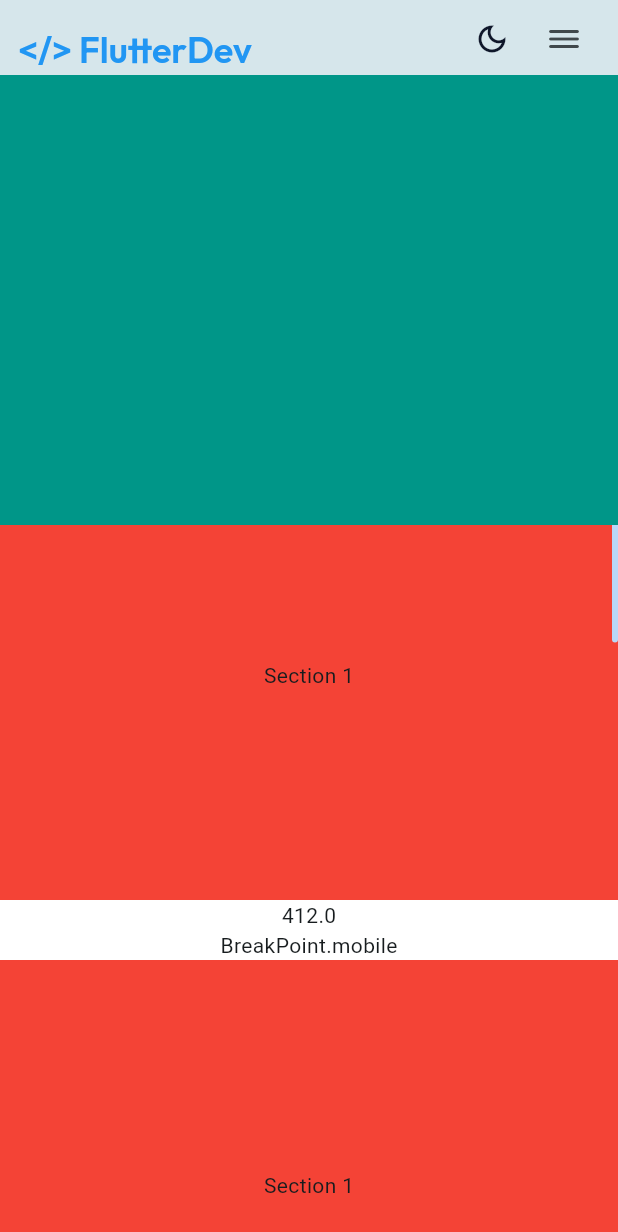
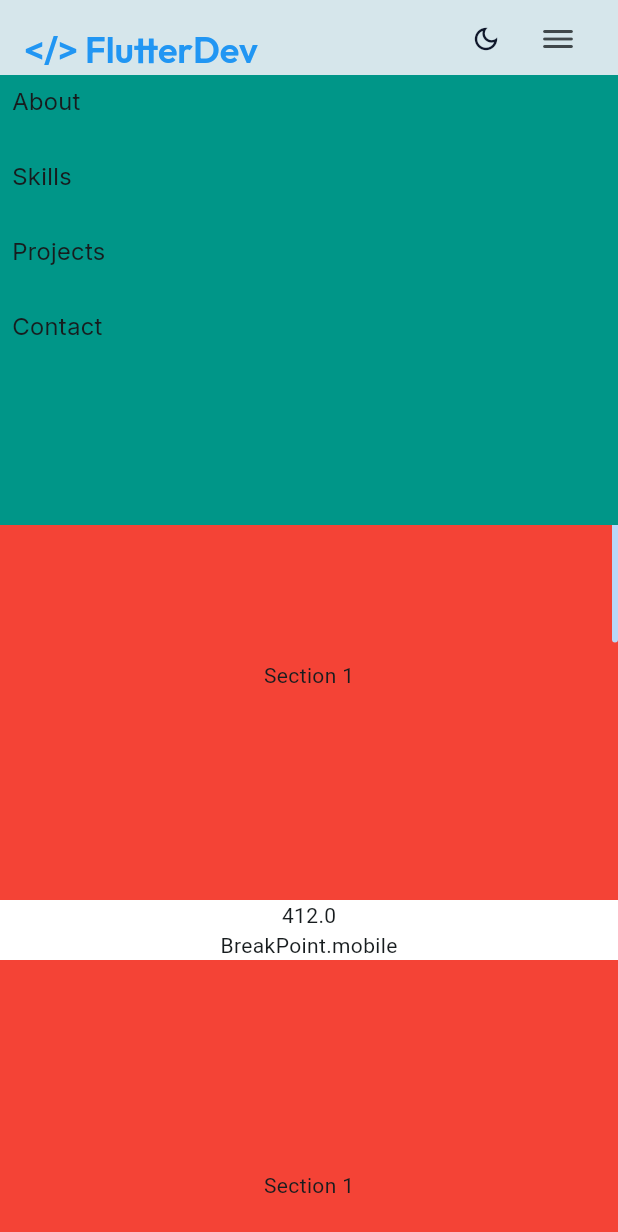
Before and after one commit to NijatNaghiyev/flutter_web_portfolio, a Flutter app: the screen it shows after launch, scrolled down 60 dp, after a tap on the "dehaze" icon, on a phone screen of 412 x 824 dp. Shown: the top 1232 px of the screen. Run offline on Flutter 3.47's test engine with Material 3 defaults, Android fonts, the phone set to English and light mode, and no system bars; our stand-ins replace firebase_core, flutter_bloc, get_it, go_router, hydrated_bloc, injectable and 1 more; accounts and stored records are empty; generated files the repository leaves out were written again.

Commit message:
feat: implement HoveredButtons widget and update MainAppBar for improved navigation

```diff
--- /dev/null
+++ b/lib/features/main/presentation/widgets/howered_buttons.dart
@@ -0,0 +1,50 @@
+import 'package:flutter/material.dart';
+import 'package:flutter/services.dart';
+import 'package:flutter_web_portfolio/core/extensions/context.dart';
+import 'package:flutter_web_portfolio/features/main/presentation/widgets/hovered_section_title.dart';
+
+class HoveredButtons extends StatelessWidget {
+  const HoveredButtons({
+    super.key,
+  });
+
+  @override
+  Widget build(BuildContext context) {
+    return Padding(
+      padding: const EdgeInsets.only(right: 16),
+      child: Flex(
+        crossAxisAlignment: CrossAxisAlignment.start,
+        spacing: 16,
+        direction: context.isDesktopSmallOrDesktop
+            ? Axis.horizontal
+            : Axis.vertical,
+        children: [
+          HoveredSectionTitle(
+            title: 'About',
+            onTap: () {
+              HapticFeedback.lightImpact();
+            },
+          ),
+          HoveredSectionTitle(
+            title: 'Skills',
+            onTap: () {
+              HapticFeedback.lightImpact();
+            },
+          ),
+          HoveredSectionTitle(
+            title: 'Projects',
+            onTap: () {
+              HapticFeedback.lightImpact();
+            },
+          ),
+          HoveredSectionTitle(
+            title: 'Contact',
+            onTap: () {
+              HapticFeedback.lightImpact();
+            },
+          ),
+        ],
+      ),
+    );
+  }
+}
--- a/lib/features/main/presentation/widgets/main_app_bar.dart
+++ b/lib/features/main/presentation/widgets/main_app_bar.dart
@@ -1,6 +1,7 @@
 import 'dart:ui';
 
 import 'package:flutter/material.dart';
+import 'package:flutter/services.dart';
 import 'package:flutter_bloc/flutter_bloc.dart';
 import 'package:flutter_web_portfolio/app/di/injection.dart';
 import 'package:flutter_web_portfolio/core/extensions/context.dart';
@@ -10,7 +11,7 @@ import 'package:flutter_web_portfolio/core/theme/app_textstyle.dart';
 import 'package:flutter_web_portfolio/core/theme/cubit/app_theme_cubit.dart';
 import 'package:flutter_web_portfolio/features/main/presentation/cubits/drawer/drawer_cubit.dart';
 import 'package:flutter_web_portfolio/features/main/presentation/widgets/hire_me_button.dart';
-import 'package:flutter_web_portfolio/features/main/presentation/widgets/hovered_section_title.dart';
+import 'package:flutter_web_portfolio/features/main/presentation/widgets/howered_buttons.dart';
 import 'package:flutter_web_portfolio/features/main/presentation/widgets/main_app_bar_drawer.dart';
 import 'package:web/web.dart' as web;
 
@@ -51,11 +52,6 @@ class _MainAppBarState extends State<MainAppBar> {
               ).withValues(alpha: 0.7),
               elevation: 12,
               flexibleSpace: Column(
-                // mainAxisSize:
-                //     ((context.isTablet || context.isMobile) ||
-                //         (value > 0 || state))
-                //     ? MainAxisSize.max
-                //     : MainAxisSize.min,
                 mainAxisAlignment: .end,
                 children: [
                   ClipRRect(
@@ -65,7 +61,7 @@ class _MainAppBarState extends State<MainAppBar> {
                         expandedTitleScale: 1.1,
                         centerTitle: false,
                         titlePadding: const EdgeInsets.symmetric(
-                          horizontal: 12,
+                          horizontal: 16,
                         ),
                         title: Row(
                           crossAxisAlignment: .end,
@@ -105,6 +101,8 @@ class _MainAppBarState extends State<MainAppBar> {
       return IconButton(
         icon: const Icon(Icons.dehaze_rounded),
         onPressed: () {
+          HapticFeedback.lightImpact();
+
           context.read<DrawerCubit>().toggle();
         },
       );
@@ -116,7 +114,10 @@ class _MainAppBarState extends State<MainAppBar> {
       splashColor: Colors.transparent,
       highlightColor: Colors.transparent,
       hoverColor: Colors.transparent,
-      onTap: () => web.window.location.reload(),
+      onTap: () {
+        HapticFeedback.lightImpact();
+        web.window.location.reload();
+      },
       child: Text(
         _title,
         style: AppTextStyle.projectTitle.copyWith(
@@ -128,18 +129,7 @@ class _MainAppBarState extends State<MainAppBar> {
 
   Widget? _buildSectionTitles(BuildContext context) {
     if (context.isDesktopSmallOrDesktop) {
-      return Padding(
-        padding: const EdgeInsets.only(right: 16),
-        child: Row(
-          spacing: 16,
-          children: [
-            HoveredSectionTitle(title: 'About', onTap: () {}),
-            HoveredSectionTitle(title: 'Skills', onTap: () {}),
-            HoveredSectionTitle(title: 'Projects', onTap: () {}),
-            HoveredSectionTitle(title: 'Contact', onTap: () {}),
-          ],
-        ),
-      );
+      return const HoveredButtons();
     }
 
     return null;
@@ -151,6 +141,9 @@ class _MainAppBarState extends State<MainAppBar> {
       builder: (context, state) {
         return PopupMenuButton(
           tooltip: 'Change Theme',
+          enableFeedback: true,
+          iconSize: 20,
+          padding: EdgeInsets.zero,
           icon: Icon(
             state.themeMode == ThemeMode.light
                 ? Icons.light_mode_outlined
@@ -162,6 +155,8 @@ class _MainAppBarState extends State<MainAppBar> {
                 (mode) => PopupMenuItem(
                   value: mode,
                   onTap: () {
+                    HapticFeedback.lightImpact();
+
                     getIt<AppThemeCubit>().setTheme(
                       mode,
                     );
--- a/lib/features/main/presentation/widgets/main_app_bar_drawer.dart
+++ b/lib/features/main/presentation/widgets/main_app_bar_drawer.dart
@@ -1,6 +1,8 @@
 import 'package:flutter/material.dart';
 import 'package:flutter_bloc/flutter_bloc.dart';
+import 'package:flutter_web_portfolio/core/extensions/context.dart';
 import 'package:flutter_web_portfolio/features/main/presentation/cubits/drawer/drawer_cubit.dart';
+import 'package:flutter_web_portfolio/features/main/presentation/widgets/howered_buttons.dart';
 
 class MainAppBarDrawer extends StatelessWidget {
   const MainAppBarDrawer({
@@ -12,13 +14,26 @@ class MainAppBarDrawer extends StatelessWidget {
     return BlocBuilder<DrawerCubit, bool>(
       builder: (context, state) {
         return TweenAnimationBuilder(
-          tween: Tween<double>(begin: 0, end: state ? 1 : 0),
+          tween: Tween<double>(
+            begin: 0,
+            end: context.isMobileOrTablet && state ? 1 : 0,
+          ),
           duration: const Duration(milliseconds: 250),
           curve: Curves.easeInOut,
           builder: (context, value, _) {
             return Container(
               height: 300 * value,
+              width: double.infinity,
               color: Colors.teal,
+              child: Visibility(
+                visible: context.isMobileOrTablet && state && value == 1,
+                child: Column(
+                  crossAxisAlignment: .start,
+                  children: [
+                    HoveredButtons(),
+                  ],
+                ),
+              ),
             );
           },
         );
```
